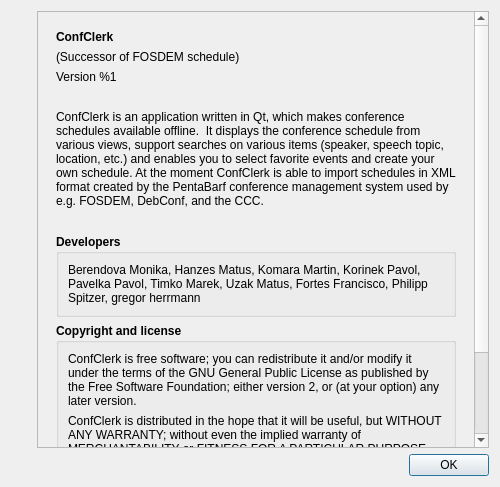
This is src/gui/about.ui in edulix/confclerk as Qt 5 draws it before an edit. The edited form follows.
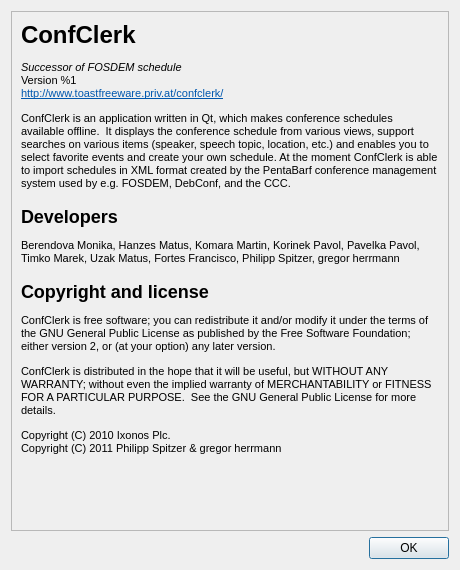
This is the edited form. Icons and pictures are not drawn.

Commit message: Tuned the about dialog.

```diff
--- a/src/gui/about.ui
+++ b/src/gui/about.ui
@@ -9,8 +9,8 @@
    <rect>
     <x>0</x>
     <y>0</y>
-    <width>500</width>
-    <height>487</height>
+    <width>460</width>
+    <height>570</height>
    </rect>
   </property>
   <property name="sizePolicy">
@@ -101,55 +101,12 @@
   <property name="locale">
    <locale language="C" country="AnyCountry"/>
   </property>
-  <layout class="QGridLayout" name="gridLayout">
-   <item row="0" column="0">
-    <layout class="QHBoxLayout" name="horizontalLayout">
-     <item>
       <layout class="QVBoxLayout" name="verticalLayout">
        <item>
-        <widget class="QLabel" name="FosdemIcon">
-         <property name="sizePolicy">
-          <sizepolicy hsizetype="Preferred" vsizetype="Preferred">
-           <horstretch>0</horstretch>
-           <verstretch>0</verstretch>
-          </sizepolicy>
-         </property>
-         <property name="maximumSize">
-          <size>
-           <width>77</width>
-           <height>68</height>
-          </size>
-         </property>
-         <property name="text">
-          <string/>
-         </property>
-         <property name="pixmap">
-          <pixmap resource="../../data/data.qrc">:/confclerk.svg</pixmap>
-         </property>
-         <property name="scaledContents">
-          <bool>true</bool>
-         </property>
-        </widget>
-       </item>
-       <item>
-        <spacer name="verticalSpacer">
-         <property name="orientation">
-          <enum>Qt::Vertical</enum>
-         </property>
-         <property name="sizeHint" stdset="0">
-          <size>
-           <width>20</width>
-           <height>40</height>
-          </size>
-         </property>
-        </spacer>
-       </item>
-      </layout>
-     </item>
-     <item>
-      <layout class="QVBoxLayout" name="verticalLayout_2">
-       <item>
         <widget class="QScrollArea" name="scrollArea">
+     <property name="horizontalScrollBarPolicy">
+      <enum>Qt::ScrollBarAlwaysOff</enum>
+     </property>
          <property name="widgetResizable">
           <bool>true</bool>
          </property>
@@ -158,58 +115,35 @@
            <rect>
             <x>0</x>
             <y>0</y>
-            <width>374</width>
-            <height>544</height>
+        <width>438</width>
+        <height>517</height>
            </rect>
           </property>
           <layout class="QGridLayout" name="gridLayout_2">
            <item row="0" column="0">
-            <widget class="QWidget" name="content" native="true">
-             <layout class="QVBoxLayout" name="verticalLayout_3">
-              <item>
-               <widget class="QLabel" name="label">
-                <property name="sizePolicy">
-                 <sizepolicy hsizetype="Preferred" vsizetype="Preferred">
-                  <horstretch>0</horstretch>
-                  <verstretch>0</verstretch>
-                 </sizepolicy>
-                </property>
-                <property name="font">
-                 <font>
-                  <weight>75</weight>
-                  <bold>true</bold>
-                 </font>
-                </property>
+        <widget class="QLabel" name="labDescription">
                 <property name="text">
-                 <string>ConfClerk</string>
-                </property>
-               </widget>
-              </item>
-              <item>
-               <widget class="QLabel" name="label_2">
-                <property name="text">
-                 <string>(Successor of FOSDEM schedule)</string>
-                </property>
-               </widget>
-              </item>
-              <item>
-               <widget class="QLabel" name="labelVersion">
-                <property name="text">
-                 <string>Version %1</string>
-                </property>
-               </widget>
-              </item>
-              <item>
-               <widget class="QLabel" name="spacer">
-                <property name="text">
-                 <string/>
-                </property>
-               </widget>
-              </item>
-              <item>
-               <widget class="QLabel" name="description">
-                <property name="text">
-                 <string>ConfClerk is an application written in Qt, which makes conference schedules available offline.  It displays the conference schedule from various views, support searches on various items (speaker, speech topic, location, etc.) and enables you to select favorite events and create your own schedule. At the moment ConfClerk is able to import schedules in XML format created by the PentaBarf conference management system used by e.g. FOSDEM, DebConf, and the CCC.</string>
+          <string>&lt;!DOCTYPE HTML PUBLIC &quot;-//W3C//DTD HTML 4.0//EN&quot; &quot;http://www.w3.org/TR/REC-html40/strict.dtd&quot;&gt;
+&lt;html&gt;&lt;head&gt;&lt;meta name=&quot;qrichtext&quot; content=&quot;1&quot; /&gt;&lt;style type=&quot;text/css&quot;&gt;
+p, li { white-space: pre-wrap; }
+&lt;/style&gt;&lt;/head&gt;&lt;body style=&quot; font-family:'Sans Serif'; font-size:8pt; font-weight:400; font-style:normal;&quot;&gt;
+&lt;p style=&quot; margin-top:12px; margin-bottom:12px; margin-left:0px; margin-right:0px; -qt-block-indent:0; text-indent:0px;&quot;&gt;&lt;img src=&quot;:/confclerk.svg&quot; width=&quot;77&quot; style=&quot;float: right;&quot; /&gt;&lt;/p&gt;
+&lt;p style=&quot; margin-top:18px; margin-bottom:12px; margin-left:0px; margin-right:0px; -qt-block-indent:0; text-indent:0px;&quot;&gt;&lt;span style=&quot; font-size:xx-large; font-weight:600;&quot;&gt;ConfClerk&lt;/span&gt;&lt;/p&gt;
+&lt;p style=&quot; margin-top:0px; margin-bottom:0px; margin-left:0px; margin-right:0px; -qt-block-indent:0; text-indent:0px;&quot;&gt;&lt;span style=&quot; font-style:italic;&quot;&gt;Successor of FOSDEM schedule&lt;br /&gt;&lt;/span&gt;Version %1&lt;/p&gt;
+&lt;p style=&quot; margin-top:0px; margin-bottom:0px; margin-left:0px; margin-right:0px; -qt-block-indent:0; text-indent:0px;&quot;&gt;&lt;a href=&quot;http://www.toastfreeware.priv.at/confclerk/&quot;&gt;&lt;span style=&quot; text-decoration: underline; color:#0057ae;&quot;&gt;http://www.toastfreeware.priv.at/confclerk/&lt;/span&gt;&lt;/a&gt;&lt;/p&gt;
+&lt;p style=&quot; margin-top:12px; margin-bottom:12px; margin-left:0px; margin-right:0px; -qt-block-indent:0; text-indent:0px;&quot;&gt;ConfClerk is an application written in Qt, which makes conference schedules available offline.  It displays the conference schedule from various views, support searches on various items (speaker, speech topic, location, etc.) and enables you to select favorite events and create your own schedule. At the moment ConfClerk is able to import schedules in XML format created by the PentaBarf conference management system used by e.g. FOSDEM, DebConf, and the CCC.&lt;/p&gt;
+&lt;p style=&quot; margin-top:16px; margin-bottom:12px; margin-left:0px; margin-right:0px; -qt-block-indent:0; text-indent:0px;&quot;&gt;&lt;span style=&quot; font-size:x-large; font-weight:600;&quot;&gt;Developers&lt;/span&gt;&lt;/p&gt;
+&lt;p style=&quot; margin-top:12px; margin-bottom:12px; margin-left:0px; margin-right:0px; -qt-block-indent:0; text-indent:0px;&quot;&gt;Berendova Monika, Hanzes Matus, Komara Martin, Korinek Pavol, Pavelka Pavol, Timko Marek, Uzak Matus, Fortes Francisco, Philipp Spitzer, gregor herrmann&lt;/p&gt;
+&lt;p style=&quot; margin-top:16px; margin-bottom:12px; margin-left:0px; margin-right:0px; -qt-block-indent:0; text-indent:0px;&quot;&gt;&lt;span style=&quot; font-size:x-large; font-weight:600;&quot;&gt;Copyright and license&lt;/span&gt;&lt;/p&gt;
+&lt;p style=&quot; margin-top:12px; margin-bottom:12px; margin-left:0px; margin-right:0px; -qt-block-indent:0; text-indent:0px;&quot;&gt;ConfClerk is free software; you can redistribute it and/or modify it under the terms of the GNU General Public License as published by the Free Software Foundation; either version 2, or (at your option) any later version.&lt;/p&gt;
+&lt;p style=&quot; margin-top:12px; margin-bottom:12px; margin-left:0px; margin-right:0px; -qt-block-indent:0; text-indent:0px;&quot;&gt;ConfClerk is distributed in the hope that it will be useful, but WITHOUT ANY WARRANTY; without even the implied warranty of MERCHANTABILITY or FITNESS FOR A PARTICULAR PURPOSE.  See the GNU General Public License for more details.&lt;/p&gt;
+&lt;p style=&quot; margin-top:12px; margin-bottom:12px; margin-left:0px; margin-right:0px; -qt-block-indent:0; text-indent:0px;&quot;&gt;Copyright (C) 2010 Ixonos Plc.&lt;br /&gt;Copyright (C) 2011 Philipp Spitzer &amp;amp; gregor herrmann&lt;/p&gt;&lt;/body&gt;&lt;/html&gt;</string>
+         </property>
+         <property name="textFormat">
+          <enum>Qt::RichText</enum>
+         </property>
+         <property name="alignment">
+          <set>Qt::AlignLeading|Qt::AlignLeft|Qt::AlignTop</set>
                 </property>
                 <property name="wordWrap">
                  <bool>true</bool>
@@ -217,146 +151,10 @@
                 <property name="openExternalLinks">
                  <bool>true</bool>
                 </property>
-               </widget>
-              </item>
-              <item>
-               <widget class="QLabel" name="label_3">
-                <property name="text">
-                 <string/>
-                </property>
-               </widget>
-              </item>
-              <item>
-               <widget class="QGroupBox" name="groupBox">
-                <property name="sizePolicy">
-                 <sizepolicy hsizetype="Preferred" vsizetype="MinimumExpanding">
-                  <horstretch>0</horstretch>
-                  <verstretch>0</verstretch>
-                 </sizepolicy>
-                </property>
-                <property name="minimumSize">
-                 <size>
-                  <width>0</width>
-                  <height>0</height>
-                 </size>
-                </property>
-                <property name="font">
-                 <font>
-                  <weight>75</weight>
-                  <bold>true</bold>
-                 </font>
-                </property>
-                <property name="title">
-                 <string>Developers</string>
-                </property>
-                <layout class="QVBoxLayout" name="verticalLayout_4">
-                 <item>
-                  <widget class="QLabel" name="label_4">
-                   <property name="sizePolicy">
-                    <sizepolicy hsizetype="Preferred" vsizetype="MinimumExpanding">
-                     <horstretch>0</horstretch>
-                     <verstretch>0</verstretch>
-                    </sizepolicy>
-                   </property>
-                   <property name="font">
-                    <font>
-                     <weight>50</weight>
-                     <bold>false</bold>
-                    </font>
-                   </property>
-                   <property name="text">
-                    <string>Berendova Monika, Hanzes Matus, Komara Martin, Korinek Pavol, Pavelka Pavol, Timko Marek, Uzak Matus, Fortes Francisco, Philipp Spitzer, gregor herrmann</string>
-                   </property>
-                   <property name="wordWrap">
-                    <bool>true</bool>
-                   </property>
-                  </widget>
-                 </item>
-                </layout>
-               </widget>
-              </item>
-              <item>
-               <widget class="QGroupBox" name="groupBox_2">
-                <property name="sizePolicy">
-                 <sizepolicy hsizetype="Preferred" vsizetype="MinimumExpanding">
-                  <horstretch>0</horstretch>
-                  <verstretch>0</verstretch>
-                 </sizepolicy>
-                </property>
-                <property name="font">
-                 <font>
-                  <weight>75</weight>
-                  <bold>true</bold>
-                 </font>
-                </property>
-                <property name="title">
-                 <string>Copyright and license</string>
-                </property>
-                <layout class="QVBoxLayout" name="verticalLayout_5">
-                 <item>
-                  <widget class="QLabel" name="label_5">
-                   <property name="sizePolicy">
-                    <sizepolicy hsizetype="Preferred" vsizetype="MinimumExpanding">
-                     <horstretch>0</horstretch>
-                     <verstretch>0</verstretch>
-                    </sizepolicy>
-                   </property>
-                   <property name="font">
-                    <font>
-                     <weight>50</weight>
-                     <bold>false</bold>
-                    </font>
-                   </property>
-                   <property name="text">
-                    <string>ConfClerk is free software; you can redistribute it and/or modify it under the terms of the GNU General Public License as published by the Free Software Foundation; either version 2, or (at your option) any later version.</string>
-                   </property>
-                   <property name="wordWrap">
-                    <bool>true</bool>
-                   </property>
-                  </widget>
-                 </item>
-                 <item>
-                  <widget class="QLabel" name="label_6">
-                   <property name="font">
-                    <font>
-                     <weight>50</weight>
-                     <bold>false</bold>
-                    </font>
-                   </property>
-                   <property name="text">
-                    <string>ConfClerk is distributed in the hope that it will be useful, but WITHOUT ANY WARRANTY; without even the implied warranty of MERCHANTABILITY or FITNESS FOR A PARTICULAR PURPOSE.  See the GNU General Public License for more details.</string>
-                   </property>
-                   <property name="wordWrap">
-                    <bool>true</bool>
-                   </property>
-                  </widget>
-                 </item>
-                </layout>
-               </widget>
-              </item>
-              <item>
-               <widget class="QLabel" name="copyright">
-                <property name="text">
-                 <string>Copyright (C) 2010 Ixonos Plc.
-Copyright (C) 2011 Philipp Spitzer &amp; gregor herrmann</string>
-                </property>
-               </widget>
-              </item>
-             </layout>
-            </widget>
-           </item>
-           <item row="1" column="0">
-            <spacer name="verticalSpacer_2">
-             <property name="orientation">
-              <enum>Qt::Vertical</enum>
-             </property>
-             <property name="sizeHint" stdset="0">
-              <size>
-               <width>20</width>
-               <height>20</height>
-              </size>
-             </property>
-            </spacer>
+         <property name="textInteractionFlags">
+          <set>Qt::LinksAccessibleByKeyboard|Qt::LinksAccessibleByMouse|Qt::TextBrowserInteraction|Qt::TextSelectableByKeyboard|Qt::TextSelectableByMouse</set>
+         </property>
+        </widget>
            </item>
           </layout>
          </widget>
@@ -383,10 +181,6 @@
             <string>OK</string>
            </property>
           </widget>
-         </item>
-        </layout>
-       </item>
-      </layout>
      </item>
     </layout>
    </item>
```
Lines whose indentation alone changed are shown as unchanged. The commit also changes 1 other file.
